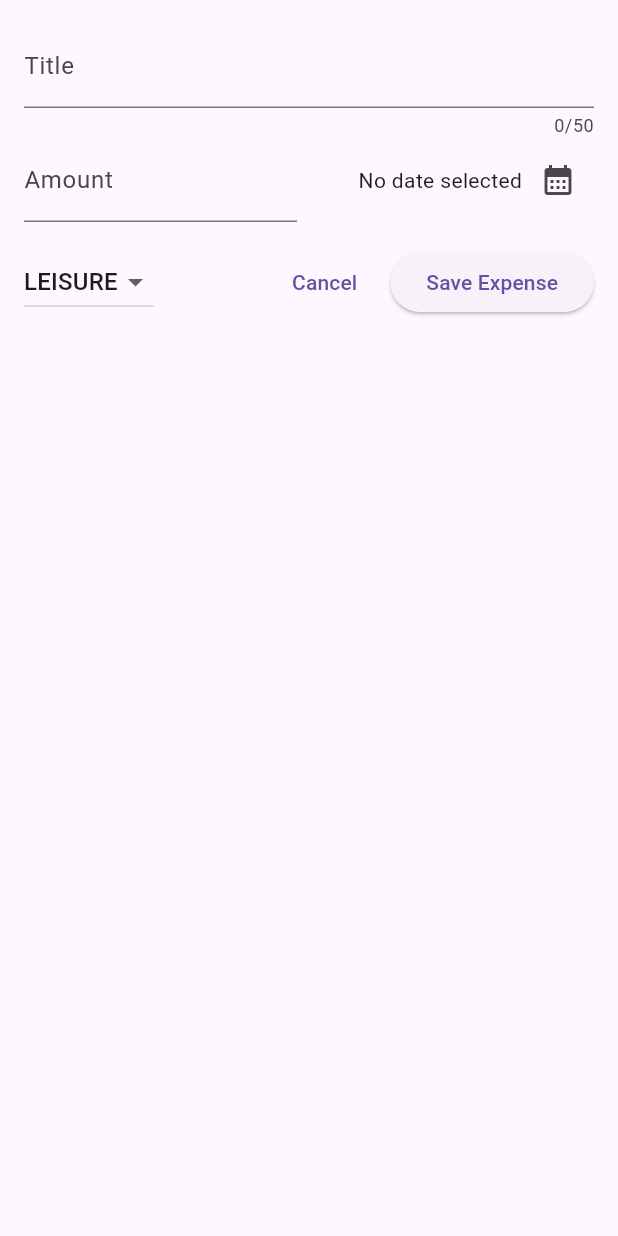
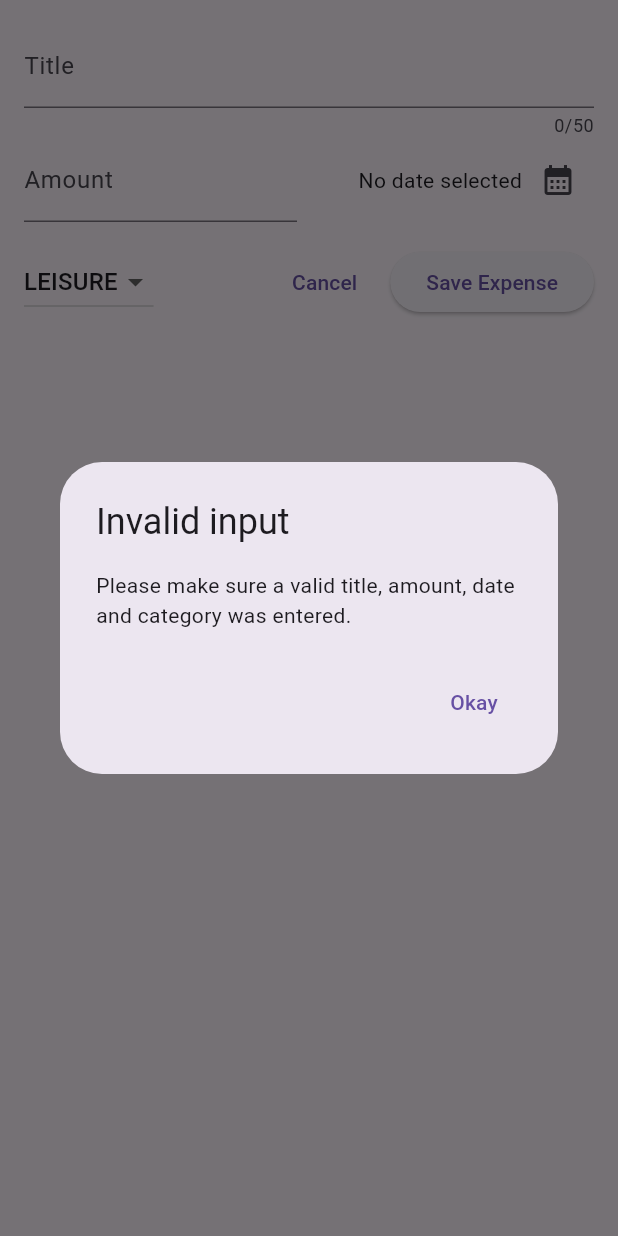
Before and after one commit to dyWe2216/flutter-expense-tracker, a Flutter app: the NewExpense widget shown alone on an empty page, opened directly, after a tap on "Save Expense", on a phone screen of 412 x 824 dp. Run offline on Flutter 3.47's test engine with Material 2 defaults, Android fonts, the phone set to English and light mode, and no system bars.

Commit message:
feat: 데이터 저장 시 유효성 검증 로직 추가

```diff
--- a/lib/widgets/new_expense.dart
+++ b/lib/widgets/new_expense.dart
@@ -29,6 +29,34 @@ class _NewExpenseState extends State<NewExpense> {
     setState(() {
       _selectedDate = pickedDate;
     });
+  }
+
+  void _submitExpenseData() {
+    final enteredAmount = double.tryParse(_amountController.text);
+    final amountIsInvalid = enteredAmount == null || enteredAmount <= 0;
+
+    if (_titleController.text.trim().isEmpty ||
+        amountIsInvalid ||
+        _selectedDate == null) {
+      showDialog(
+        context: context,
+        builder: (ctx) => AlertDialog(
+          title: const Text('Invalid input'),
+          content: const Text(
+              'Please make sure a valid title, amount, date and category was entered.'),
+          actions: [
+            TextButton(
+              onPressed: () {
+                Navigator.pop(ctx);
+              },
+              child: const Text('Okay'),
+            )
+          ],
+        ),
+      );
+
+      return;
+    }
   }
 
   @override
@@ -116,10 +144,7 @@ class _NewExpenseState extends State<NewExpense> {
                 ),
                 const SizedBox(width: 10),
                 ElevatedButton(
-                  onPressed: () {
-                    print(_titleController);
-                    print(_amountController);
-                  },
+                  onPressed: _submitExpenseData,
                   child: const Text('Save Expense'),
                 ),
               ],
```
